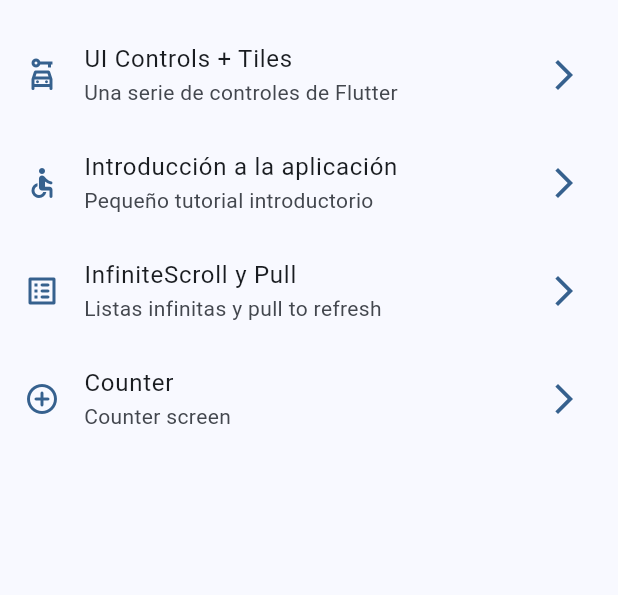
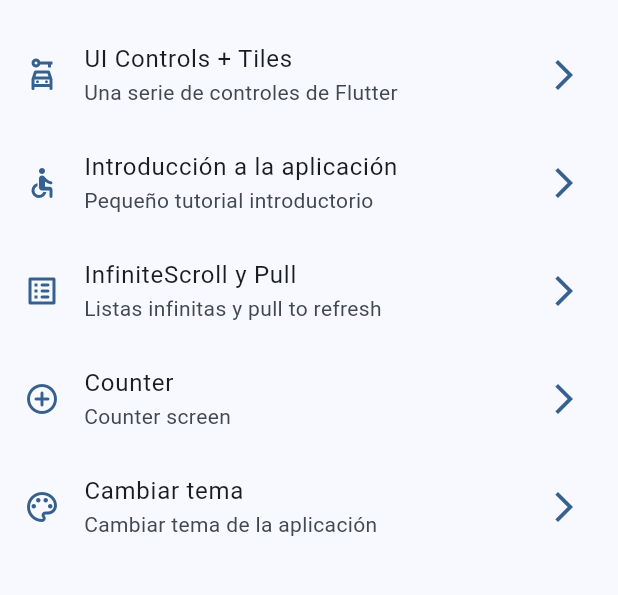
Before and after one commit to MiguelHG2351/widget-app, a Flutter app: the screen it shows after launch, on a phone screen of 412 x 824 dp, the part 603-1198 px from its top. Run offline on Flutter 3.47's test engine with Material 3 defaults, Android fonts, the phone set to English and light mode, and no system bars; our stand-ins replace animate_do, flutter_riverpod, go_router.

Commit message:
Add theme changer screen and functionality

```diff
--- a/lib/config/router/app_router.dart
+++ b/lib/config/router/app_router.dart
@@ -55,7 +55,12 @@ final appRouter = GoRouter(
     GoRoute(
       path: '/counter',
       name: CounterScreen.name,
-      builder: (context, state) => const CounterScreen()
+      builder: (context, state) => const CounterScreen(),
+    ),
+    GoRoute(
+      path: '/theme-changer',
+      name: ThemeChargerScreen.name,
+      builder: (context, state) => const ThemeChargerScreen(),
     ),
   ]
 );
--- a/lib/config/theme/app_theme.dart
+++ b/lib/config/theme/app_theme.dart
@@ -14,15 +14,28 @@ const colorList = <Color>[
 
 class AppTheme {
   final int selectedColor;
+  final bool isDarkmode;
 
-  AppTheme({this.selectedColor = 0})
+  AppTheme({
+    this.selectedColor = 0,
+    this.isDarkmode = false,
+  })
       : assert(selectedColor >= 0, 'selectedColor must be greater than 0'),
         assert(selectedColor < colorList.length,
             'selectedColor must be less than ${colorList.length - 1}');
 
   ThemeData getTheme() => ThemeData(
       colorSchemeSeed: colorList[selectedColor],
+      brightness: isDarkmode ? Brightness.dark : Brightness.light,
       appBarTheme: const AppBarTheme(
         centerTitle: false,
       ));
+
+  AppTheme copyWidth({
+    int? selectedColor,
+    bool? isDarkmode,
+  }) => AppTheme(
+    selectedColor: selectedColor ?? this.selectedColor,
+    isDarkmode: isDarkmode ?? this.isDarkmode,
+  );
 }
--- a/lib/config/theme/menu/menu_item.dart
+++ b/lib/config/theme/menu/menu_item.dart
@@ -69,4 +69,10 @@ const appMenuItems = <MenuItem>[
     link: '/counter',
     icon: Icons.add_circle_outline_rounded
   ),
+  MenuItem(
+    title: 'Cambiar tema',
+    subTitle: 'Cambiar tema de la aplicación',
+    link: '/theme-changer',
+    icon: Icons.color_lens_outlined
+  ),
 ];
--- a/lib/main.dart
+++ b/lib/main.dart
@@ -2,6 +2,7 @@ import 'package:flutter/material.dart';
 import 'package:flutter_riverpod/flutter_riverpod.dart';
 import 'package:widgets_app/config/router/app_router.dart';
 import 'package:widgets_app/config/theme/app_theme.dart';
+import 'package:widgets_app/presentation/providers/theme_provider.dart';
 
 void main() {
   runApp(
@@ -9,15 +10,20 @@ void main() {
   );
 }
 
-class MainApp extends StatelessWidget {
+class MainApp extends ConsumerWidget {
   const MainApp({super.key});
 
   @override
-  Widget build(BuildContext context) {
+  Widget build(BuildContext context, WidgetRef ref) {
+    // final selectedColor = ref.watch( selectedColorProvider );
+    // final isDarkMode = ref.watch( isDarkModeProvider );
+    final AppTheme appTheme = ref.watch( themeNotifierProvider );
+
     return MaterialApp.router(
       title: 'Flutter Widgets',
       debugShowCheckedModeBanner: false,
-      theme: AppTheme(selectedColor: 0).getTheme(),
+      // theme: AppTheme(selectedColor: selectedColor, isDarkmode: isDarkMode).getTheme(),
+      theme: appTheme.getTheme(),
       routerConfig: appRouter,
     );
   }
--- a/lib/presentation/providers/theme_provider.dart
+++ b/lib/presentation/providers/theme_provider.dart
@@ -1,3 +1,22 @@
 import 'package:flutter_riverpod/flutter_riverpod.dart';
+import 'package:widgets_app/config/theme/app_theme.dart';
 
 final isDarkModeProvider = StateProvider<bool>((ref) => true);
+
+final colorListProvider = Provider((ref) => colorList);
+
+final selectedColorProvider = StateProvider((ref) => 0);
+
+final themeNotifierProvider = StateNotifierProvider<ThemeNotifier, AppTheme>(
+  (ref) => ThemeNotifier()
+);
+
+class ThemeNotifier extends StateNotifier<AppTheme> {
+  ThemeNotifier(): super(AppTheme());
+
+  void toggleDarkMode() {
+    state = state.copyWidth(isDarkmode: !state.isDarkmode);
+  }
+
+  void changeColorIndex( int colorIndex ) {}
+}
--- a/lib/presentation/screens/screens.dart
+++ b/lib/presentation/screens/screens.dart
@@ -1,3 +1,4 @@
+export 'package:widgets_app/presentation/screens/theme_changer/theme_changer_provider.dart';
 export 'package:widgets_app/presentation/screens/buttons/buttons_screen.dart';
 export 'package:widgets_app/presentation/screens/cards/cards_screen.dart';
 export 'package:widgets_app/presentation/screens/home/home_screen.dart';
```
Also changed, not shown: lib/presentation/screens/theme_changer/theme_changer_provider.dart (added, +59 -0 lines).
